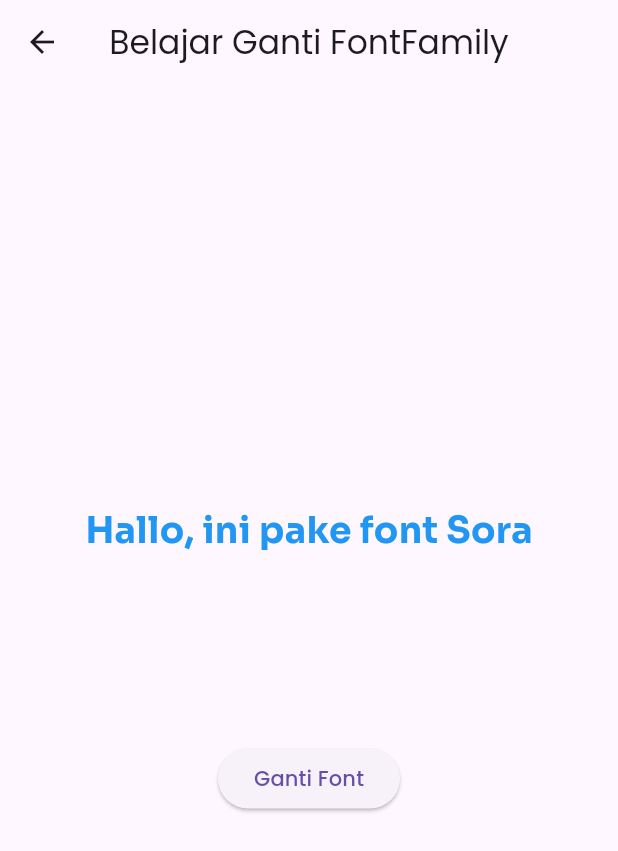
After one commit to awfajri/praktikum-pbm-flutter, a Flutter app: the change_font screen opened by its route, after a tap on "Ganti Font", on a phone screen of 412 x 824 dp. The commit adds this screen. Shown: the top 851 px of the screen. Run offline on Flutter 3.47's test engine with Material 3 defaults, Android fonts, the phone set to English and light mode, and no system bars; our stand-ins replace google_fonts.

Commit message:
refactor: rename and replace BelajarGantiFontFamilyScreen with changeFont screen

```diff
--- a/lib/app/router/app_router.dart
+++ b/lib/app/router/app_router.dart
@@ -7,7 +7,7 @@ import '../../screens/match_detail_screen.dart';
 import '../../screens/callback_modal_screen.dart';
 import '../../screens/animation_screen.dart';
 import '../../screens/example_onpressed.dart';
-import '../../screens/belajar_ganti_fontfamily.dart';
+import '../../screens/change_font.dart';
 
 class AppRouter {
   // Daftar konstanta nama rute
@@ -19,7 +19,7 @@ class AppRouter {
   static const String callbackModal = '/callback-modal';
   static const String exampleOnpressed = '/example-onpressed';
   static const String animation = '/animation';
-  static const String belajarGantiFontFamily = '/belajar-ganti-fontfamily';
+  static const String changeFont = '/change-font';
 
   // Pemetaan rute ke masing-masing Screen
   static Map<String, WidgetBuilder> get routes => {
@@ -31,6 +31,6 @@ class AppRouter {
     callbackModal: (context) => const CallbackModalScreen(),
     animation: (context) => const AnimationScreen(),
     exampleOnpressed: (context) => const ExampleOnpressed(),
-    belajarGantiFontFamily: (context) => const BelajarGantiFontFamilyScreen(),
+    changeFont: (context) => const change_font(),
   };
 }
--- /dev/null
+++ b/lib/screens/change_font.dart
@@ -0,0 +1,58 @@
+import 'package:flutter/material.dart';
+import 'package:google_fonts/google_fonts.dart';
+
+class change_font extends StatefulWidget {
+  const change_font({super.key});
+
+  @override
+  State<change_font> createState() => _ChangeFont();
+}
+
+class _ChangeFont extends State<change_font> {
+  bool isOutfitFont = true;
+
+  void gantiFont() {
+    setState(() {
+      isOutfitFont = !isOutfitFont;
+    });
+  }
+
+  @override
+  Widget build(BuildContext context) {
+    return Scaffold(
+      appBar: AppBar(
+        title: const Text('Belajar Ganti FontFamily'),
+        centerTitle: true,
+      ),
+      body: Center(
+        child: Container(
+          padding: const EdgeInsets.all(24.0),
+          child: Column(
+            mainAxisAlignment: MainAxisAlignment.center,
+            children: [
+              Text(
+                'Hallo, ini pake font ${isOutfitFont ? 'Outfit' : 'Sora'}',
+                style: isOutfitFont
+                    ? GoogleFonts.outfit(
+                        fontSize: 24,
+                        fontWeight: FontWeight.bold,
+                        color: Colors.red,
+                      )
+                    : GoogleFonts.sora(
+                        fontSize: 24,
+                        fontWeight: FontWeight.bold,
+                        color: Colors.blue,
+                      ),
+              ),
+              const SizedBox(height: 124),
+              ElevatedButton(
+                onPressed: gantiFont,
+                child: const Text('Ganti Font'),
+              ),
+            ],
+          ),
+        ),
+      ),
+    );
+  }
+}
--- a/lib/screens/home_menu_screen.dart
+++ b/lib/screens/home_menu_screen.dart
@@ -47,7 +47,7 @@ class HomeMenuScreen extends StatelessWidget {
       const _MateriItem(
         title: '7. Belajar Ganti FontFamily',
         subtitle: 'Contoh penggunaan Google Fonts untuk mengganti font',
-        routeName: AppRouter.belajarGantiFontFamily,
+        routeName: AppRouter.changeFont,
         icon: Icons.font_download,
       ),
     ];
```
Also changed, not shown: lib/screens/belajar_ganti_fontfamily.dart (deleted, +0 -53 lines).
